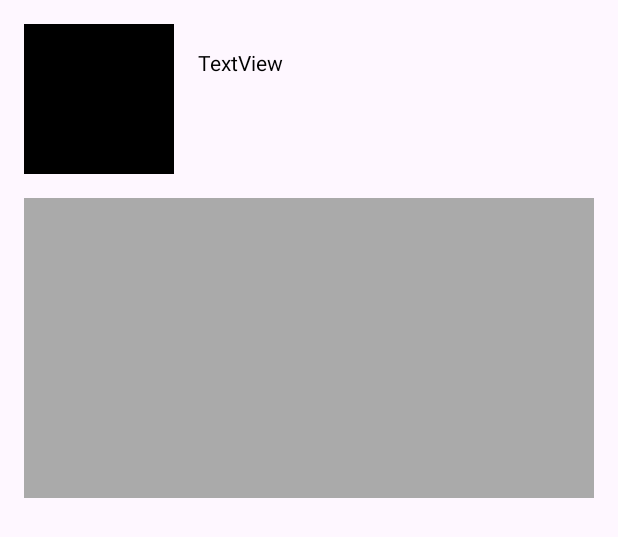
After one commit to DSGog/GB_HomeWork_2, an Android app: the layout custom_view.xml on its own in the app's theme, with its tools: preview values and no code run, on a phone screen of 412 x 824 dp. The commit adds this screen. Shown: the top 537 px of the screen. Run offline under Robolectric (Android 15) with nearby library versions, the phone set to English and light mode, and no system bars.

Commit message:
Второе домашнее задание

```diff
--- a/app/build.gradle.kts
+++ b/app/build.gradle.kts
@@ -8,7 +8,6 @@ android {
 
     buildFeatures {
         viewBinding =true
-        buildConfig = true
     }
 
     defaultConfig {
--- a/app/src/main/java/com/example/gb_homework_2/MainActivity.java
+++ b/app/src/main/java/com/example/gb_homework_2/MainActivity.java
@@ -9,6 +9,7 @@ public class MainActivity extends AppCompatActivity {
 
     private ActivityMainBinding binding;
 
+
     @Override
     protected void onCreate(Bundle savedInstanceState) {
         super.onCreate(savedInstanceState);
@@ -16,8 +17,8 @@ public class MainActivity extends AppCompatActivity {
         binding = ActivityMainBinding.inflate(getLayoutInflater());
         setContentView(binding.getRoot());
 
-        binding.textView.setText("верхняя строчка, настроенная из кода");
-        binding.textView2.setText("нижняя строчка, настроенная из кода");
+        binding.customView.setTopText("верхняя строчка, настроенная из кода");
+        binding.customView.setBottomText("нижняя строчка, настроенная из кода");
 
     }
 }
--- /dev/null
+++ b/app/src/main/res/layout/custom_view.xml
@@ -0,0 +1,54 @@
+<?xml version="1.0" encoding="utf-8"?>
+<androidx.constraintlayout.widget.ConstraintLayout xmlns:android="http://schemas.android.com/apk/res/android"
+    android:layout_width="match_parent"
+    android:layout_height="match_parent"
+    xmlns:app="http://schemas.android.com/apk/res-auto"
+    xmlns:tools="http://schemas.android.com/tools">
+
+    <FrameLayout
+        android:id="@+id/frameLayout"
+        android:layout_width="100dp"
+        android:layout_height="100dp"
+        android:layout_margin="16dp"
+        android:background="@color/black"
+        app:layout_constraintStart_toStartOf="parent"
+        app:layout_constraintTop_toTopOf="parent" />
+
+
+    <TextView
+        android:id="@+id/textView"
+        android:layout_width="0dp"
+        android:layout_height="wrap_content"
+        android:maxLines="1"
+        android:padding="16dp"
+        android:text="@string/textview1"
+        android:textColor="@color/black"
+        app:layout_constraintEnd_toEndOf="parent"
+        app:layout_constraintStart_toEndOf="@+id/frameLayout"
+        app:layout_constraintTop_toTopOf="@+id/frameLayout"
+        tools:text="@tools:sample/lorem/random" />
+
+    <TextView
+        android:layout_width="0dp"
+        android:layout_height="wrap_content"
+        android:ellipsize="end"
+        android:lines="1"
+        android:id="@+id/textView2"
+        android:textColor="@color/black"
+        android:padding="16dp"
+        app:layout_constraintEnd_toEndOf="parent"
+        app:layout_constraintStart_toEndOf="@+id/frameLayout"
+        app:layout_constraintTop_toBottomOf="@+id/textView"
+        tools:text="@tools:sample/lorem/random" />
+
+    <FrameLayout
+        android:id="@+id/frameLayout2"
+        android:layout_width="0dp"
+        android:layout_height="200dp"
+        android:layout_margin="16dp"
+        app:layout_constraintStart_toStartOf="parent"
+        app:layout_constraintEnd_toEndOf="parent"
+        app:layout_constraintTop_toBottomOf="@+id/frameLayout"
+        android:background="@android:color/darker_gray" />
+
+</androidx.constraintlayout.widget.ConstraintLayout>
```
Also changed, not shown: app/src/main/java/com/example/gb_homework_2/CustomView.java (added, +34 -0 lines), app/src/main/res/layout/activity_main.xml (+4 -42 lines).
